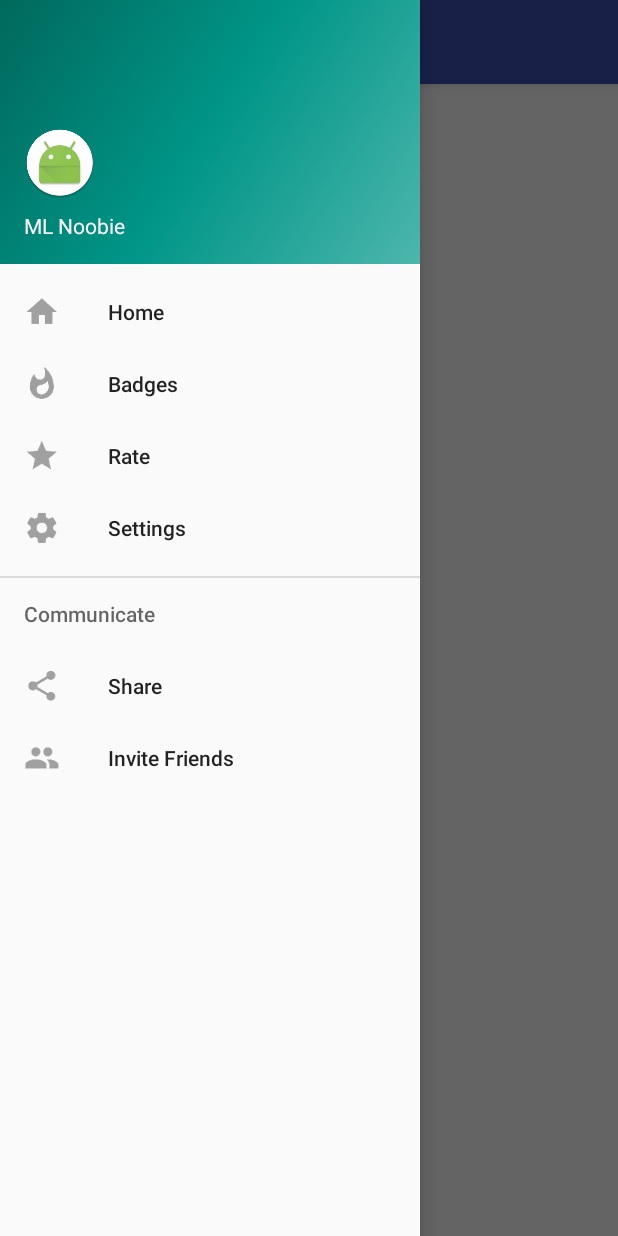
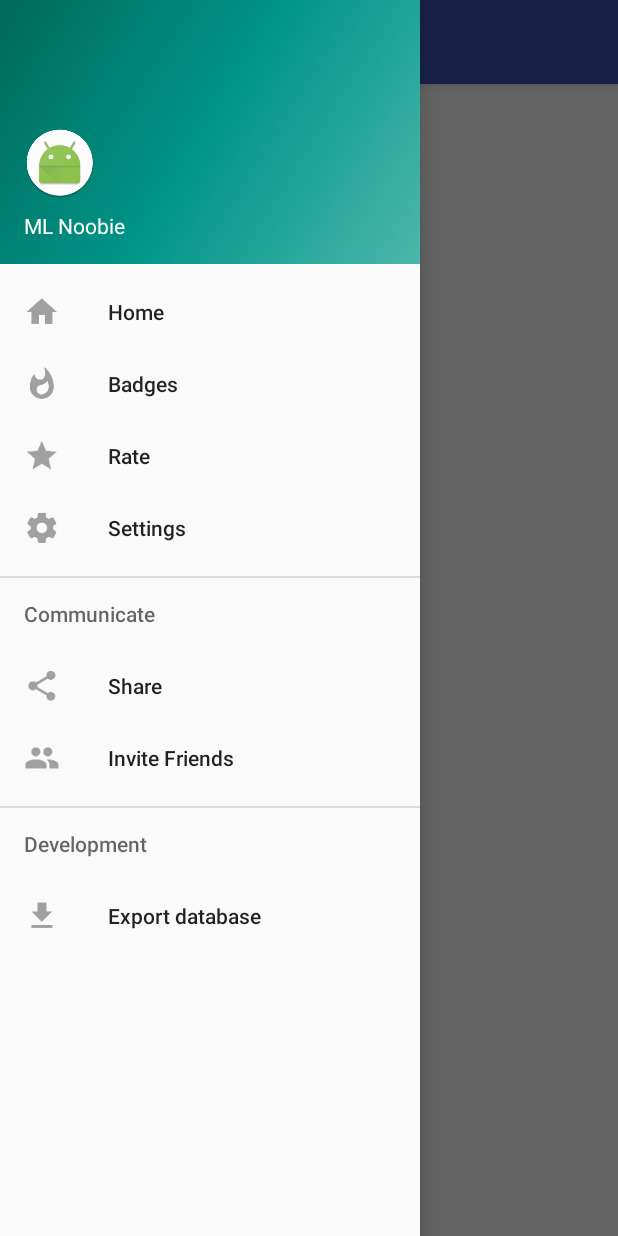
Before and after one commit to patrycjarychlik/machineLearning, an Android app: the screen it shows after launch (HomeActivity), with the side drawer open, on a phone screen of 412 x 824 dp. Run offline under Robolectric (Android 15) with nearby library versions, the phone set to English and light mode, and no system bars; our stand-ins replace Room's generated code; libraries missing offline, so code that uses them is left out: android.arch.persistence.

Commit message:
Extend drawer with dev purpose export database

```diff
--- a/app/src/main/res/menu/activity_home_drawer.xml
+++ b/app/src/main/res/menu/activity_home_drawer.xml
@@ -35,4 +35,13 @@
         </menu>
     </item>
 
+    <item android:title="Development">
+        <menu>
+            <item
+                android:id="@+id/nav_export_db"
+                android:icon="@drawable/ic_file_download"
+                android:title="Export database" />
+        </menu>
+    </item>
+
 </menu>
```
